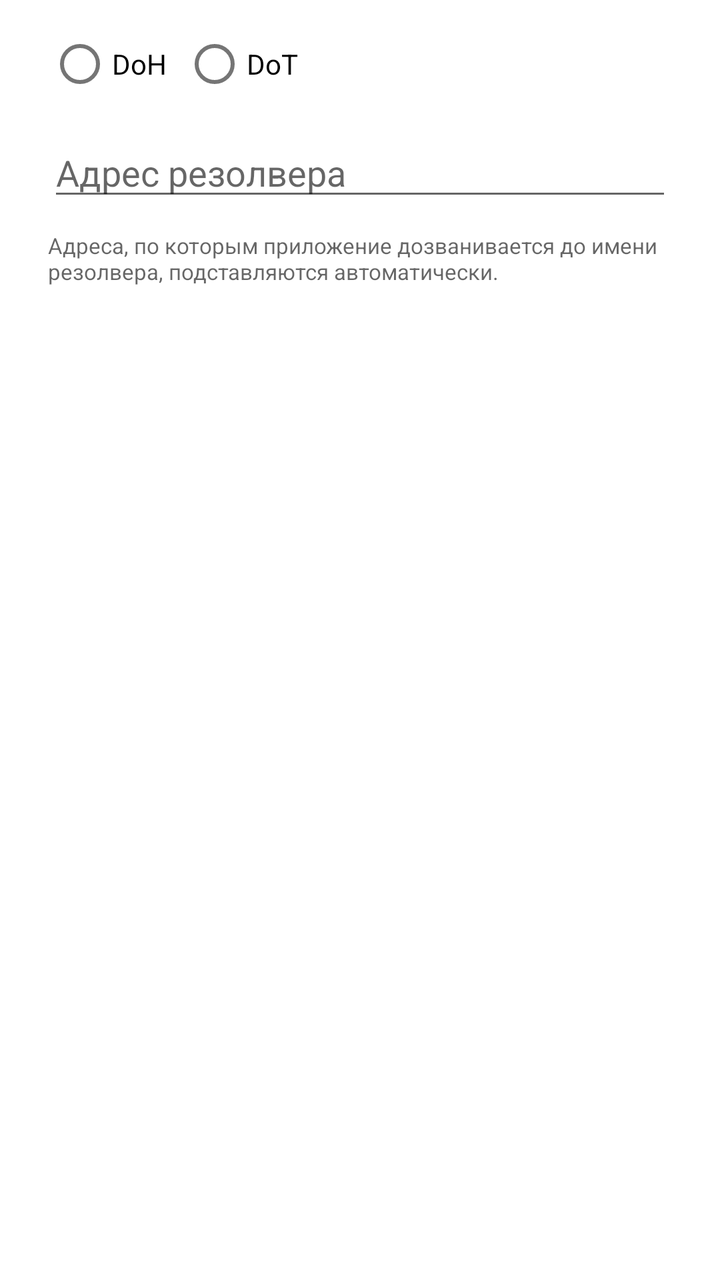
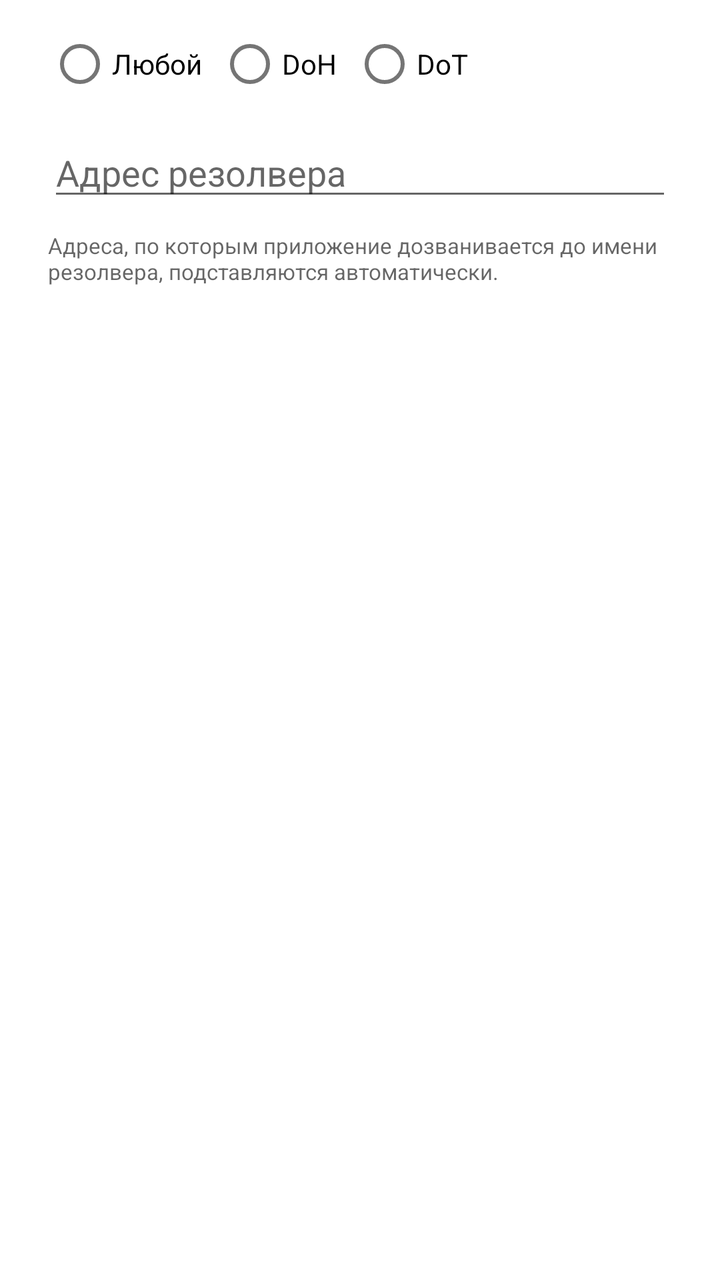

An Android layout rendered at two revisions. The XML below is the earlier revision; the diff shows what the commit changed to produce the second picture.
<!-- AndroidManifest.xml: application theme Theme.Nova -->
<!-- res/layout/dialog_dns_rule_edit.xml -->
<?xml version="1.0" encoding="utf-8"?>
<ScrollView xmlns:android="http://schemas.android.com/apk/res/android"
    android:layout_width="match_parent"
    android:layout_height="wrap_content">

    <LinearLayout
        android:layout_width="match_parent"
        android:layout_height="wrap_content"
        android:orientation="vertical"
        android:paddingLeft="24dp"
        android:paddingTop="8dp"
        android:paddingRight="24dp"
        android:paddingBottom="0dp">

        <RadioGroup
            android:id="@+id/rg_dns_rule_kind"
            android:layout_width="match_parent"
            android:layout_height="wrap_content"
            android:orientation="horizontal">

            
            <RadioButton
                android:id="@+id/rb_dns_rule_doh"
                android:layout_width="wrap_content"
                android:layout_height="wrap_content"
                android:layout_marginEnd="8dp"
                android:fontFamily="sans-serif"
                android:text="DoH" />

            <RadioButton
                android:id="@+id/rb_dns_rule_dot"
                android:layout_width="wrap_content"
                android:layout_height="wrap_content"
                android:fontFamily="sans-serif"
                android:text="DoT" />
        </RadioGroup>

        <EditText
            android:id="@+id/et_dns_rule_value"
            android:layout_width="match_parent"
            android:layout_height="wrap_content"
            android:layout_marginTop="8dp"
            android:fontFamily="sans-serif"
            android:hint="Адрес резолвера"
            android:importantForAutofill="no"
            android:inputType="textUri"
            android:maxLines="2" />

        <TextView
            android:id="@+id/tv_dns_rule_value_error"
            android:layout_width="match_parent"
            android:layout_height="wrap_content"
            android:layout_marginTop="4dp"
            android:fontFamily="sans-serif"
            android:textColor="#E05252"
            android:textSize="12sp"
            android:visibility="gone" />

        
        <TextView
            android:layout_width="match_parent"
            android:layout_height="wrap_content"
            android:layout_marginTop="10dp"
            android:fontFamily="sans-serif"
            android:text="Адреса, по которым приложение дозванивается до имени резолвера, подставляются автоматически."
            android:textColor="?android:attr/textColorSecondary"
            android:textSize="11sp" />
    </LinearLayout>
</ScrollView>
<!-- resources referenced by this layout -->
<resources>
  <style name="Theme.Nova" parent="Theme.MaterialComponents.DayNight.NoActionBar">
          
          <item name="colorPrimary">#04070D</item>
          <item name="colorPrimaryVariant">#04070D</item>
          <item name="colorOnPrimary">@color/white</item>
          
          <item name="colorSecondary">#0D1118</item>
          <item name="colorSecondaryVariant">#0D1118</item>
          <item name="colorOnSecondary">@color/black</item>
          
          <item name="android:statusBarColor">@android:color/transparent</item>
          <item name="android:windowTranslucentStatus">true</item>
          <item name="android:windowAnimationStyle">@null</item>
          <item name="android:windowContentTransitions">false</item>
          <item name="android:windowEnterTransition">@null</item>
          <item name="android:windowExitTransition">@null</item>
          <item name="android:windowReenterTransition">@null</item>
          <item name="android:windowReturnTransition">@null</item>
          <item name="android:activityOpenEnterAnimation">@anim/no_anim</item>
          <item name="android:activityOpenExitAnimation">@anim/no_anim</item>
          <item name="android:activityCloseEnterAnimation">@anim/no_anim</item>
          <item name="android:activityCloseExitAnimation">@anim/no_anim</item>
      </style>
  <color name="white">#FFFFFFFF</color>
  <color name="black">#FF000000</color>
</resources>

<!-- the commit's change to res/layout/dialog_dns_rule_edit.xml (unified diff, before → after) -->
@@ -12,13 +12,21 @@
         android:paddingRight="24dp"
         android:paddingBottom="0dp">
 
+        
         <RadioGroup
             android:id="@+id/rg_dns_rule_kind"
             android:layout_width="match_parent"
             android:layout_height="wrap_content"
             android:orientation="horizontal">
 
-            
+            <RadioButton
+                android:id="@+id/rb_dns_rule_any"
+                android:layout_width="wrap_content"
+                android:layout_height="wrap_content"
+                android:layout_marginEnd="8dp"
+                android:fontFamily="sans-serif"
+                android:text="Любой" />
+
             <RadioButton
                 android:id="@+id/rb_dns_rule_doh"
                 android:layout_width="wrap_content"
